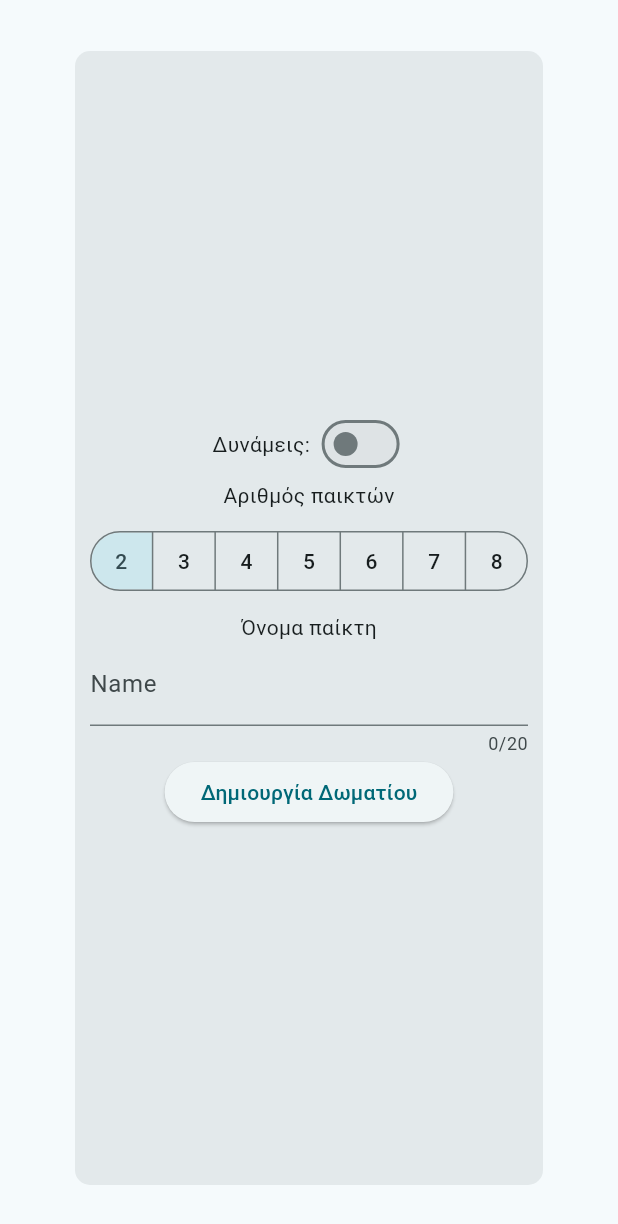
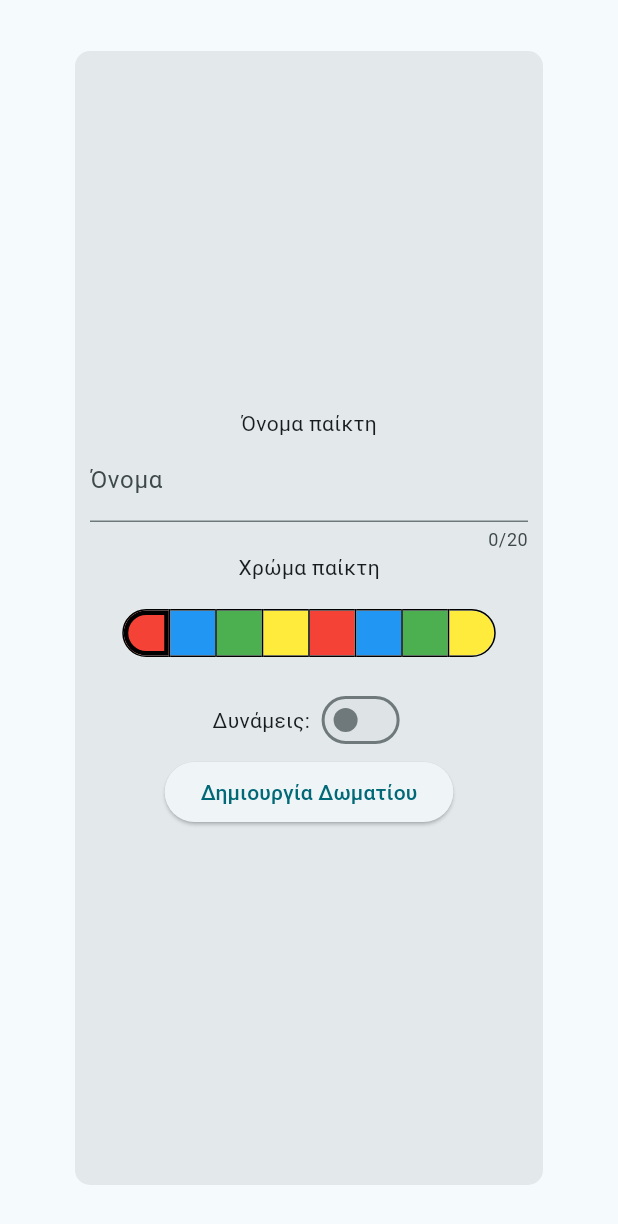
Before and after one commit to Ptriantafyll/geography_board_game, a Flutter app: the NewGameScreen widget shown alone on an empty page, opened directly, on a phone screen of 412 x 824 dp. Shown: the top 1224 px of the screen. Run offline on Flutter 3.47's test engine with Material 3 defaults, Android fonts, the phone set to English and light mode, and no system bars; our stand-ins replace flutter_riverpod; network calls fail.

Commit message:
Updated segmented button to select player color

```diff
--- /dev/null
+++ b/frontend/lib/functions/colors.dart
@@ -0,0 +1,23 @@
+import 'package:flutter/material.dart';
+
+Color? getColorFromString(String colorName) {
+  var colorMap = {
+    'red': Colors.red,
+    'blue': Colors.blue,
+    'green': Colors.green,
+    'yellow': Colors.yellow,
+  };
+
+  return colorMap[colorName.toLowerCase()];
+}
+
+String? getStringFromColor(Color color) {
+  var colorMap = {
+    Colors.red: 'red',
+    Colors.blue: 'blue',
+    Colors.green: 'green',
+    Colors.yellow: 'yellow',
+  };
+
+  return colorMap[color];
+}
--- a/frontend/lib/screens/lobby.dart
+++ b/frontend/lib/screens/lobby.dart
@@ -1,6 +1,7 @@
 import 'dart:convert';
 
 import 'package:flutter/material.dart';
+import 'package:geography_board_game/functions/colors.dart';
 import 'package:geography_board_game/functions/websocket.dart';
 import 'package:geography_board_game/models/player.dart';
 import 'package:geography_board_game/widgets/player_item.dart';
@@ -38,17 +39,6 @@ class _LobbyScreenState extends State<LobbyScreen> {
   final _channel = WebSocketChannel.connect(
     Uri.parse("ws://localhost:8080"),
   );
-
-  Color? getColorFromString(String colorName) {
-    var colorMap = {
-      'red': Colors.red,
-      'blue': Colors.blue,
-      'green': Colors.green,
-      'yellow': Colors.yellow,
-    };
-
-    return colorMap[colorName.toLowerCase()];
-  }
 
   void createLobby(channel) async {
     if (channel == null) {
--- a/frontend/lib/screens/new_game.dart
+++ b/frontend/lib/screens/new_game.dart
@@ -1,4 +1,5 @@
 import 'package:flutter/material.dart';
+import 'package:geography_board_game/functions/colors.dart';
 import 'package:geography_board_game/functions/websocket.dart';
 import 'package:geography_board_game/screens/lobby.dart';
 
@@ -12,7 +13,17 @@ class NewGameScreen extends StatefulWidget {
 }
 
 class _NewGameScreenState extends State<NewGameScreen> {
-  Set<int> selectedNumOfPlayers = {2};
+  final _availableColors = [
+    Colors.red,
+    Colors.blue,
+    Colors.green,
+    Colors.yellow,
+    Colors.red,
+    Colors.blue,
+    Colors.green,
+    Colors.yellow,
+  ];
+  int _selectedIndex = 0;
   bool _specialPowersSelected = false;
   final _playerNameController = TextEditingController();
   // final color
@@ -27,12 +38,30 @@ class _NewGameScreenState extends State<NewGameScreen> {
     Navigator.of(context).pushReplacement(
       MaterialPageRoute(
         builder: (ctx) => LobbyScreen(
-          connectionUri: "ws://localhost:8080",
-          playerName: _playerNameController.text,
-          playerColor: 'RED', //todo get this from segmented button
-        ),
+            connectionUri: "ws://localhost:8080",
+            playerName: _playerNameController.text,
+            playerColor:
+                getStringFromColor(_availableColors[_selectedIndex]) ?? 'Red'),
       ),
     );
+  }
+
+  BorderRadius? createBorders(List<Color> colors, index) {
+    if (index == colors.length - 1) {
+      return BorderRadius.only(
+        topRight: Radius.circular(20),
+        bottomRight: Radius.circular(20),
+      );
+    }
+
+    if (index == 0) {
+      return BorderRadius.only(
+        topLeft: Radius.circular(20),
+        bottomLeft: Radius.circular(20),
+      );
+    }
+
+    return null;
   }
 
   @override
@@ -51,6 +80,57 @@ class _NewGameScreenState extends State<NewGameScreen> {
           child: Column(
             mainAxisAlignment: MainAxisAlignment.center,
             children: [
+              const Text('Όνομα παίκτη'),
+              Padding(
+                padding: const EdgeInsets.only(left: 10, right: 10),
+                child: TextField(
+                  maxLength: 20,
+                  controller: _playerNameController,
+                  decoration: InputDecoration(
+                    label: Text('Όνομα'),
+                  ),
+                ),
+              ),
+              const Text('Χρώμα παίκτη'),
+              Padding(
+                padding: const EdgeInsets.only(left: 10, right: 10, top: 10),
+                child: ToggleButtons(
+                  isSelected: List.generate(_availableColors.length,
+                      (index) => index == _selectedIndex),
+                  constraints: BoxConstraints(
+                    maxWidth: 40,
+                    maxHeight: 40,
+                  ),
+                  selectedColor: Colors.white,
+                  fillColor: _availableColors[_selectedIndex],
+                  splashColor: Colors.white,
+                  borderRadius: BorderRadius.circular(20),
+                  borderColor: Colors.black,
+                  selectedBorderColor: Colors.black,
+                  onPressed: (int index) {
+                    setState(() {
+                      _selectedIndex = index;
+                    });
+                  },
+                  children: List.generate(_availableColors.length, (index) {
+                    return Container(
+                      height: 30,
+                      width: 30,
+                      decoration: BoxDecoration(
+                        color: _availableColors[index],
+                        border: Border.all(
+                          color: _selectedIndex == index
+                              ? Colors.black
+                              : Colors.transparent,
+                          width: 3,
+                        ),
+                        borderRadius: createBorders(_availableColors, index),
+                      ),
+                    );
+                  }),
+                ),
+              ),
+              const SizedBox(height: 10),
               Row(
                 mainAxisAlignment: MainAxisAlignment.center,
                 children: [
@@ -65,38 +145,6 @@ class _NewGameScreenState extends State<NewGameScreen> {
                   )
                 ],
               ),
-              const Text('Αριθμός παικτών'),
-              Padding(
-                padding: const EdgeInsets.only(left: 10, right: 10, top: 10),
-                child: SegmentedButton<int>(
-                  showSelectedIcon: false,
-                  segments: <ButtonSegment<int>>[
-                    for (int i = 2; i < 9; i++)
-                      ButtonSegment<int>(
-                        value: i,
-                        label: Text('$i'),
-                      ),
-                  ],
-                  selected: selectedNumOfPlayers,
-                  onSelectionChanged: (Set<int> newSelection) {
-                    setState(() {
-                      selectedNumOfPlayers = {newSelection.first};
-                    });
-                  },
-                ),
-              ),
-              const SizedBox(height: 10),
-              const Text('Όνομα παίκτη'),
-              Padding(
-                padding: const EdgeInsets.only(left: 10, right: 10),
-                child: TextField(
-                  maxLength: 20,
-                  controller: _playerNameController,
-                  decoration: InputDecoration(
-                    label: Text('Name'),
-                  ),
-                ),
-              ),
               ElevatedButton(
                 onPressed: onCreateLobby,
                 child: const Text('Δημιουργία Δωματίου'),
```
